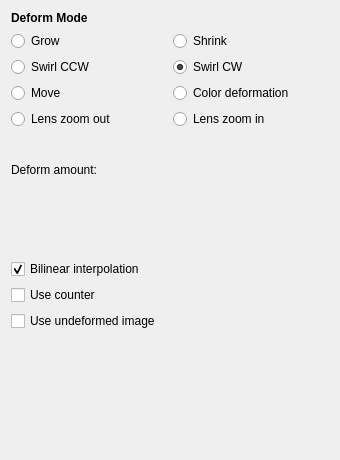
Above: plugins/paintops/deform/wdgdeformoptions.ui from KDE/krita before the change. Below: the same form after it.
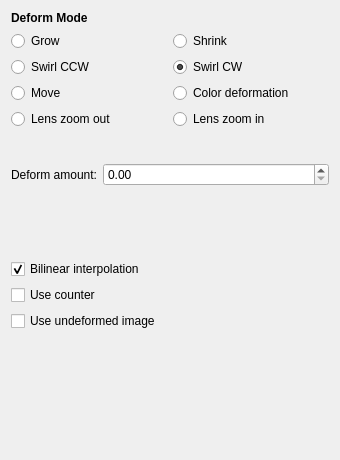
That is the form after the change. Custom widgets are drawn as their Qt base class.

Commit message:
ui: Fix Designer not rendering KisDoubleSliderSpinBox as QDoubleSpinBox
Part-of: <https://invent.kde.org/graphics/krita/-/merge_requests/1742>

The edit to the form file:
```diff
--- a/plugins/paintops/deform/wdgdeformoptions.ui
+++ b/plugins/paintops/deform/wdgdeformoptions.ui
@@ -208,7 +208,7 @@
  <customwidgets>
   <customwidget>
    <class>KisDoubleSliderSpinBox</class>
-   <extends>QWidget</extends>
+   <extends>QDoubleSpinBox</extends>
    <header>kis_slider_spin_box.h</header>
    <container>1</container>
   </customwidget>
```
The commit also changes 54 other files.
